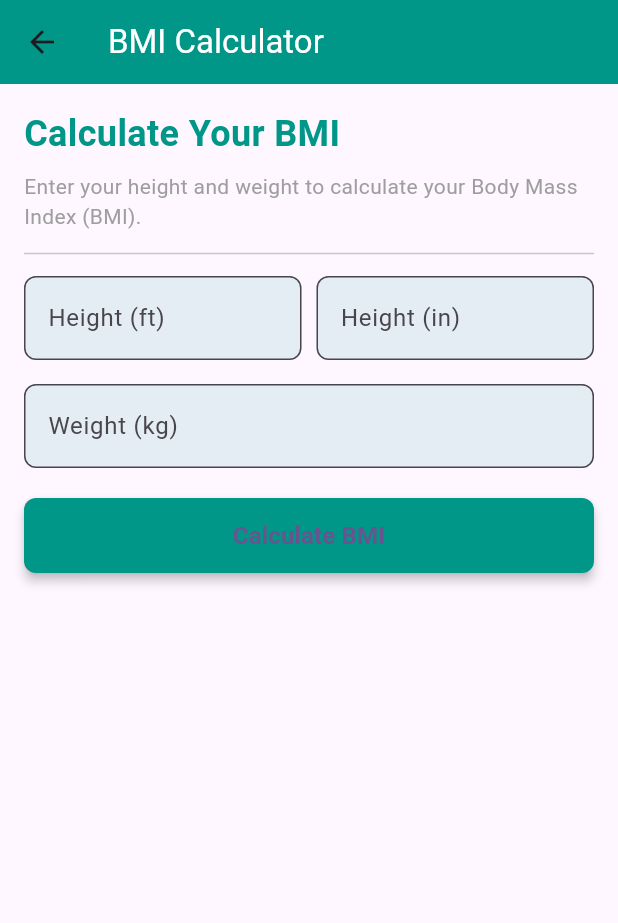
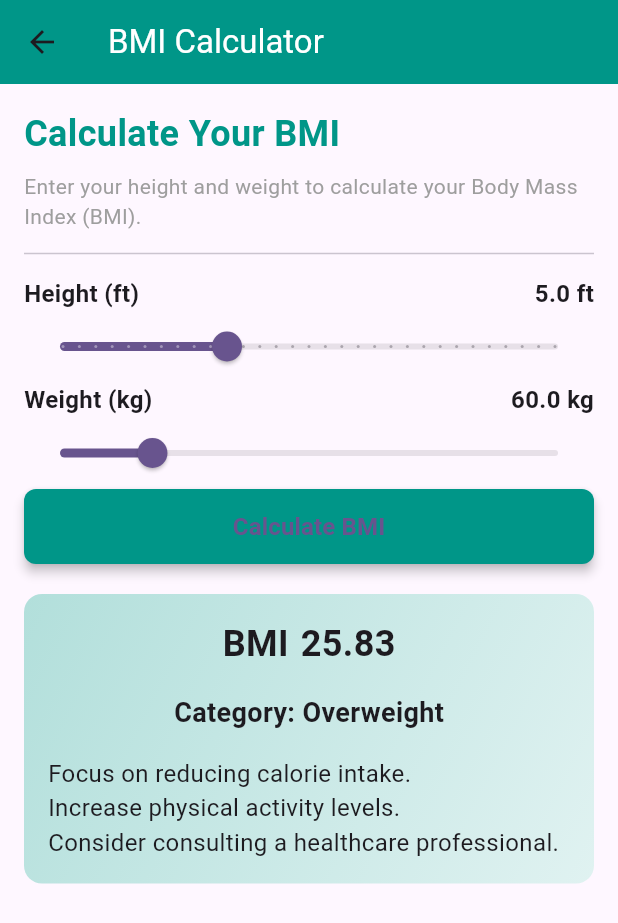
Before and after one commit to riazulrocky/Health-Expert-Flutter-App, a Flutter app: the BMICalculatorScreen screen opened directly, after a tap on "Calculate BMI", on a phone screen of 412 x 824 dp. Shown: the top 923 px of the screen. Run offline on Flutter 3.47's test engine with Material 3 defaults, Android fonts, the phone set to English and light mode, and no system bars.

Commit message:
BMI Calculator

```diff
--- a/lib/bmi_calculator_screen.dart
+++ b/lib/bmi_calculator_screen.dart
@@ -8,43 +8,47 @@ class BMICalculatorScreen extends StatefulWidget {
 }
 
 class _BMICalculatorScreenState extends State<BMICalculatorScreen> {
-  final TextEditingController _feetController = TextEditingController();
-  final TextEditingController _inchesController = TextEditingController();
-  final TextEditingController _weightController = TextEditingController();
-
+  double _height = 5.0; // Default height in feet
+  double _weight = 60.0; // Default weight in kg
   double? _bmi;
   String _result = '';
+  List<String> _healthTips = [];
 
   void _calculateBMI() {
-    final feet = int.tryParse(_feetController.text);
-    final inches = int.tryParse(_inchesController.text);
-    final weight = double.tryParse(_weightController.text);
+    final heightInCm = _height * 30.48; // Convert height from feet to cm
+    final bmi = _weight / ((heightInCm / 100) * (heightInCm / 100));
 
-    // Validate inputs
-    if (feet == null || inches == null || weight == null || feet <= 0 || inches < 0 || weight <= 0) {
-      setState(() {
-        _result = 'Please enter valid height and weight.';
-        _bmi = null;
-      });
-      return;
-    }
-
-    // Convert height from feet and inches to centimeters
-    final heightInCm = (feet * 30.48) + (inches * 2.54);
-
-    // Calculate BMI
-    final bmi = weight / ((heightInCm / 100) * (heightInCm / 100));
     setState(() {
       _bmi = bmi;
 
       if (bmi < 18.5) {
         _result = 'Underweight';
-      } else if (bmi < 24.9) {
-        _result = 'Normal Weight';
-      } else if (bmi < 29.9) {
+        _healthTips = [
+          'Try to eat more calorie-dense foods.',
+          'Include protein-rich foods in your diet.',
+          'Consult a nutritionist for personalized advice.',
+        ];
+      } else if (bmi >= 18.5 && bmi < 25) {
+        _result = 'Healthy';
+        _healthTips = [
+          'Maintain a balanced diet and regular exercise.',
+          'Stay hydrated and get enough sleep.',
+          'Continue your healthy lifestyle.',
+        ];
+      } else if (bmi >= 25 && bmi < 30) {
         _result = 'Overweight';
+        _healthTips = [
+          'Focus on reducing calorie intake.',
+          'Increase physical activity levels.',
+          'Consider consulting a healthcare professional.',
+        ];
       } else {
         _result = 'Obese';
+        _healthTips = [
+          'Seek medical advice for a structured weight loss plan.',
+          'Engage in regular exercise under supervision.',
+          'Adopt a balanced diet with portion control.',
+        ];
       }
     });
   }
@@ -53,8 +57,7 @@ class _BMICalculatorScreenState extends State<BMICalculatorScreen> {
   Widget build(BuildContext context) {
     return Scaffold(
       appBar: AppBar(
-        title: const Text('BMI Calculator', style:
-        TextStyle(color: Colors.white),),
+        title: const Text('BMI Calculator', style: TextStyle(color: Colors.white)),
         backgroundColor: Colors.teal,
         elevation: 0,
       ),
@@ -76,56 +79,59 @@ class _BMICalculatorScreenState extends State<BMICalculatorScreen> {
               ),
               const Divider(height: 30, thickness: 1),
 
-              // Height Input (Feet and Inches)
+              // Height Slider
               Row(
+                mainAxisAlignment: MainAxisAlignment.spaceBetween,
                 children: [
-                  Expanded(
-                    child: TextField(
-                      controller: _feetController,
-                      keyboardType: TextInputType.number,
-                      decoration: InputDecoration(
-                        labelText: 'Height (ft)',
-                        border: OutlineInputBorder(
-                          borderRadius: BorderRadius.circular(8),
+                  const Text(
+                    'Height (ft)',
+                    style: TextStyle(fontSize: 16, fontWeight: FontWeight.bold),
                   ),
-                        filled: true,
-                        fillColor: Colors.teal.withOpacity(0.1),
-                      ),
-                    ),
-                  ),
-                  const SizedBox(width: 10),
-                  Expanded(
-                    child: TextField(
-                      controller: _inchesController,
-                      keyboardType: TextInputType.number,
-                      decoration: InputDecoration(
-                        labelText: 'Height (in)',
-                        border: OutlineInputBorder(
-                          borderRadius: BorderRadius.circular(8),
-                        ),
-                        filled: true,
-                        fillColor: Colors.teal.withOpacity(0.1),
-                      ),
-                    ),
+                  Text(
+                    '${_height.toStringAsFixed(1)} ft',
+                    style: const TextStyle(fontSize: 16, fontWeight: FontWeight.bold),
                   ),
                 ],
               ),
-              const SizedBox(height: 16),
+              Slider(
+                value: _height,
+                min: 4.0,
+                max: 7.0,
+                divisions: 30,
+                label: '${_height.toStringAsFixed(1)} ft',
+                onChanged: (value) {
+                  setState(() {
+                    _height = value;
+                  });
+                },
+              ),
 
-              // Weight Input
-              TextField(
-                controller: _weightController,
-                keyboardType: TextInputType.number,
-                decoration: InputDecoration(
-                  labelText: 'Weight (kg)',
-                  border: OutlineInputBorder(
-                    borderRadius: BorderRadius.circular(8),
+              // Weight Slider
+              Row(
+                mainAxisAlignment: MainAxisAlignment.spaceBetween,
+                children: [
+                  const Text(
+                    'Weight (kg)',
+                    style: TextStyle(fontSize: 16, fontWeight: FontWeight.bold),
                   ),
-                  filled: true,
-                  fillColor: Colors.teal.withOpacity(0.1),
+                  Text(
+                    '${_weight.toStringAsFixed(1)} kg',
+                    style: const TextStyle(fontSize: 16, fontWeight: FontWeight.bold),
                   ),
+                ],
               ),
-              const SizedBox(height: 20),
+              Slider(
+                value: _weight,
+                min: 40.0,
+                max: 150.0,
+                divisions: 110,
+                label: '${_weight.toStringAsFixed(1)} kg',
+                onChanged: (value) {
+                  setState(() {
+                    _weight = value;
+                  });
+                },
+              ),
 
               // Calculate Button
               ElevatedButton(
@@ -145,18 +151,16 @@ class _BMICalculatorScreenState extends State<BMICalculatorScreen> {
               ),
               const SizedBox(height: 20),
 
-              // Result Display
+              // BMI Display
               if (_bmi != null)
-                Card(
-                  elevation: 4,
-                  shape: RoundedRectangleBorder(
-                    borderRadius: BorderRadius.circular(12),
-                  ),
-                  child: Container(
+                Container(
                   padding: const EdgeInsets.all(16),
                   decoration: BoxDecoration(
                     gradient: LinearGradient(
-                        colors: [Colors.teal.shade100, Colors.teal.shade50],
+                      colors: [
+                        Colors.teal.shade100,
+                        Colors.teal.shade50,
+                      ],
                       begin: Alignment.topLeft,
                       end: Alignment.bottomRight,
                     ),
@@ -165,17 +169,40 @@ class _BMICalculatorScreenState extends State<BMICalculatorScreen> {
                   child: Column(
                     crossAxisAlignment: CrossAxisAlignment.start,
                     children: [
+                      Row(
+                        mainAxisAlignment: MainAxisAlignment.center,
+                        children: [
+                          const Text(
+                            'BMI',
+                            style: TextStyle(fontSize: 24, fontWeight: FontWeight.bold),
+                          ),
+                          const SizedBox(width: 8),
                           Text(
-                          'Your BMI: ${_bmi!.toStringAsFixed(2)}',
-                          style: const TextStyle(fontSize: 18, fontWeight: FontWeight.bold, color: Colors.teal),
-                        ),
-                        const SizedBox(height: 8),
-                        Text(
-                          'Result: $_result',
-                          style: const TextStyle(fontSize: 16, color: Colors.teal),
+                            _bmi!.toStringAsFixed(2),
+                            style: const TextStyle(fontSize: 24, fontWeight: FontWeight.bold),
                           ),
                         ],
                       ),
+                      const SizedBox(height: 16),
+                      Row(
+                        mainAxisAlignment: MainAxisAlignment.center,
+                        children: [
+                          const Text(
+                            'Category: ',
+                            style: TextStyle(fontSize: 18, fontWeight: FontWeight.bold),
+                          ),
+                          Text(
+                            _result,
+                            style: const TextStyle(fontSize: 18, fontWeight: FontWeight.bold),
+                          ),
+                        ],
+                      ),
+                      const SizedBox(height: 16),
+                      ..._healthTips.map((tip) => Text(
+                        tip,
+                        style: const TextStyle(fontSize: 16),
+                      )),
+                    ],
                   ),
                 ),
             ],
@@ -184,12 +211,4 @@ class _BMICalculatorScreenState extends State<BMICalculatorScreen> {
       ),
     );
   }
-
-  @override
-  void dispose() {
-    _feetController.dispose();
-    _inchesController.dispose();
-    _weightController.dispose();
-    super.dispose();
 }
-}
```
Lines whose indentation alone changed are shown as unchanged.
